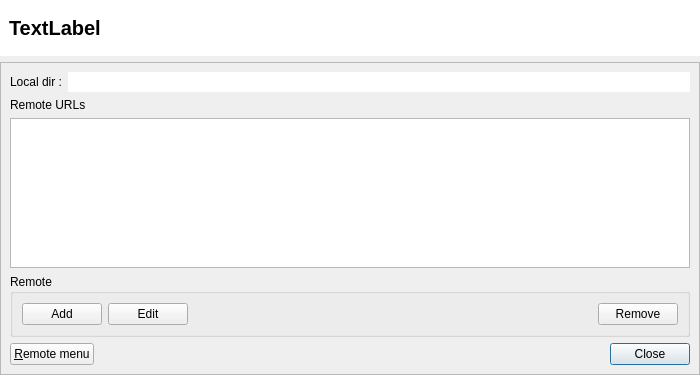
Qt form src/RepositoryPropertyDialog.ui (soramimi/Guitar) before a commit.
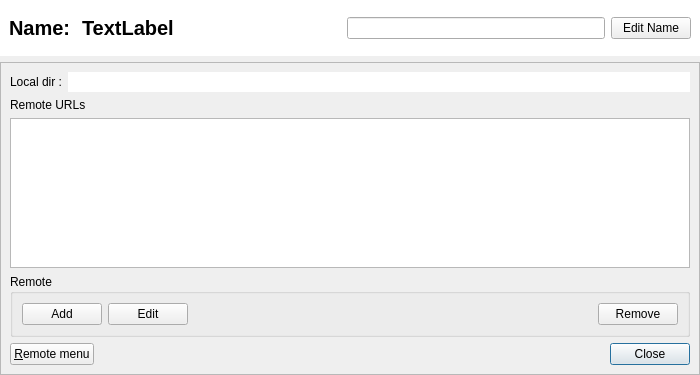
The same form after that commit. Custom widgets are drawn as their Qt base class.

Diff of the .ui file:
```diff
--- a/src/RepositoryPropertyDialog.ui
+++ b/src/RepositoryPropertyDialog.ui
@@ -47,6 +47,8 @@
        <number>16</number>
       </property>
       <item>
+       <layout class="QHBoxLayout" name="horizontalLayout_4">
+        <item>
        <widget class="QLabel" name="label_name">
         <property name="font">
          <font>
@@ -62,9 +64,51 @@
 </string>
         </property>
         <property name="text">
+           <string>Name: </string>
+          </property>
+         </widget>
+        </item>
+        <item>
+         <widget class="QLabel" name="label_editable_name">
+          <property name="sizePolicy">
+           <sizepolicy hsizetype="Expanding" vsizetype="Preferred">
+            <horstretch>0</horstretch>
+            <verstretch>0</verstretch>
+           </sizepolicy>
+          </property>
+          <property name="font">
+           <font>
+            <pointsize>15</pointsize>
+            <weight>75</weight>
+            <bold>true</bold>
+           </font>
+          </property>
+          <property name="text">
          <string>TextLabel</string>
         </property>
        </widget>
+        </item>
+        <item>
+         <widget class="QLineEdit" name="lineEdit_name">
+          <property name="enabled">
+           <bool>true</bool>
+          </property>
+         </widget>
+        </item>
+        <item>
+         <widget class="QPushButton" name="pushButton_edit_name">
+          <property name="sizePolicy">
+           <sizepolicy hsizetype="Preferred" vsizetype="Fixed">
+            <horstretch>0</horstretch>
+            <verstretch>0</verstretch>
+           </sizepolicy>
+          </property>
+          <property name="text">
+           <string>Edit Name</string>
+          </property>
+         </widget>
+        </item>
+       </layout>
       </item>
      </layout>
     </widget>
```
Lines whose indentation alone changed are shown as unchanged.
